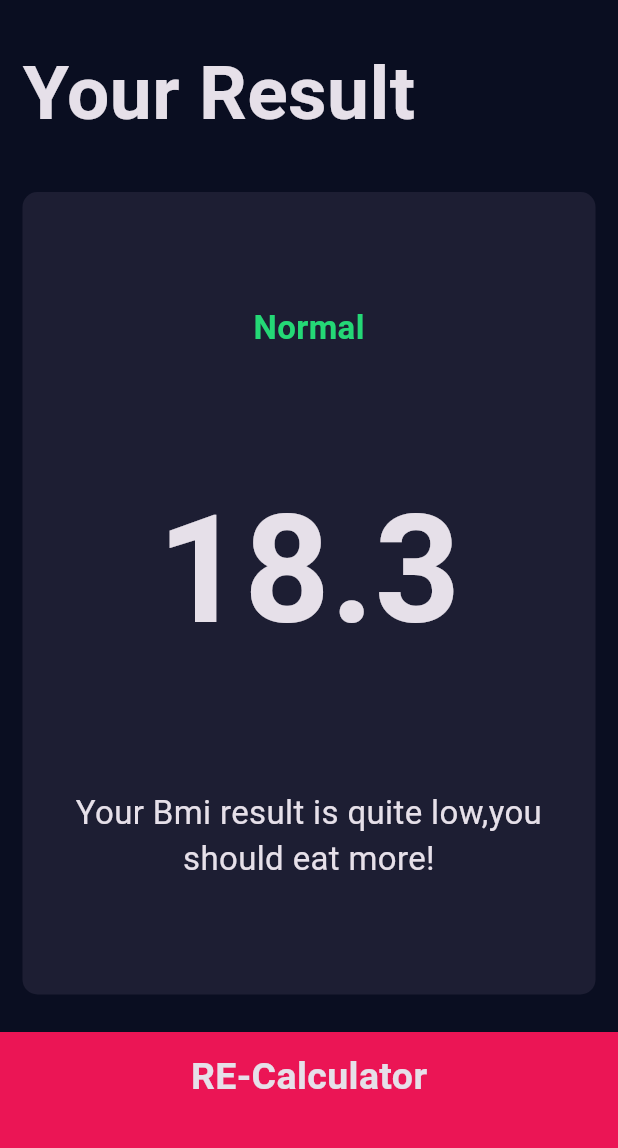
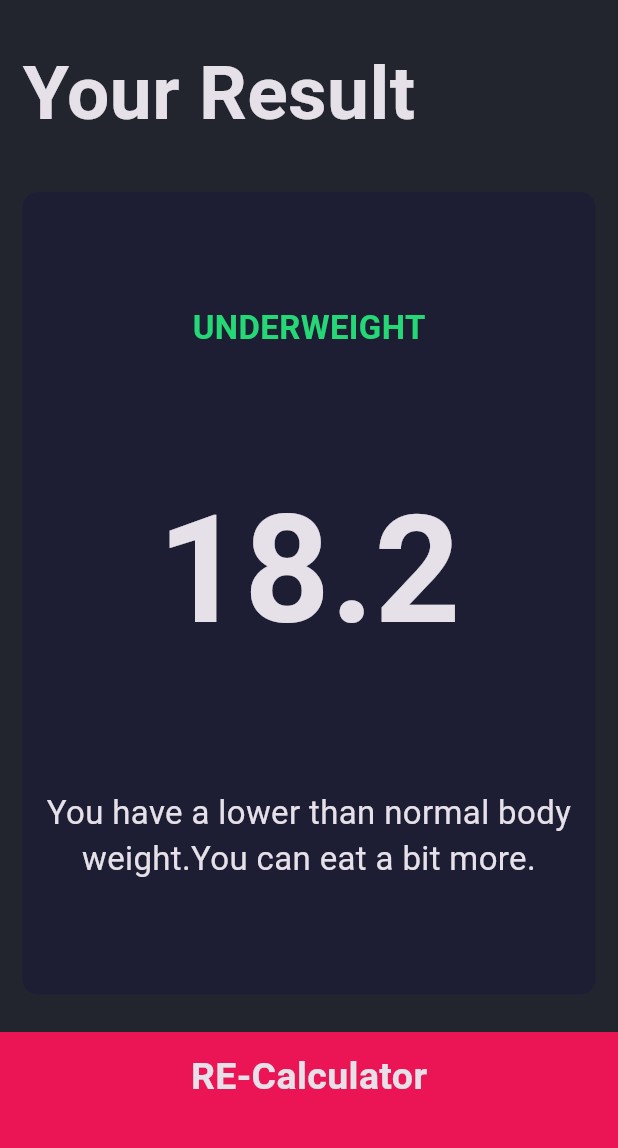
Before and after one commit to Shadislam1/bmi_calculator, a Flutter app: the screen it shows after launch, after a tap on "Calculate", on a phone screen of 412 x 824 dp, the part 84-1232 px from its top. Run offline on Flutter 3.47's test engine with Material 3 defaults, Android fonts, the phone set to English and light mode, and no system bars; our stand-ins replace font_awesome_flutter.

Commit message:
fully complate bmi calculator

```diff
--- /dev/null
+++ b/lib/calculator_brain.dart
@@ -0,0 +1,38 @@
+
+import 'dart:math';
+
+
+class CalculatorBrain{
+    CalculatorBrain({required this.height,required this.weight}):_bmi =0;
+    final int height;
+    final int weight;
+    double _bmi;
+
+    String CalculateBMI(){
+      double _bmi = weight/pow(height/100,2);
+      return _bmi.toStringAsFixed(1);
+    }
+
+    String getResult(){
+      if(_bmi>=25){
+        return 'Overweight';
+      } else if(_bmi>=18.5){
+        return 'Normal';
+      }
+      else{
+        return 'Underweight';
+      }
+    }
+
+    String getInterpretation(){
+
+      if(_bmi>=25){
+        return 'You have a heigher than normal body weight.Try to exercise more.';
+      } else if(_bmi>=18.5){
+        return 'You have a normal body weight. Good job.';
+      }
+      else{
+        return 'You have a lower than normal body weight.You can eat a bit more.';
+      }
+    }
+}
--- a/lib/components/bottom_button.dart
+++ b/lib/components/bottom_button.dart
@@ -22,8 +22,8 @@ BottomButton({ required this.onTap,required this.buttonTitle});
            ),
          ),
        color: kBottomContainerColour,
-       margin: EdgeInsets.only(top: 10.0),
-       padding: EdgeInsets.only(bottom: 20.0),
+       margin: const EdgeInsets.only(top: 10.0),
+       padding: const EdgeInsets.only(bottom: 20.0),
        width: double.infinity,
        height: kBottomContainerHeight,
 
--- a/lib/components/round_icon_button.dart
+++ b/lib/components/round_icon_button.dart
@@ -4,7 +4,7 @@
 import 'package:flutter/material.dart';
 
 class RoundIconButton extends StatelessWidget {
-   RoundIconButton({required this.icon, required this.onPressed});
+   const RoundIconButton({ required this.icon, required this.onPressed});
 
   final  IconData icon;
   final VoidCallback onPressed;
@@ -16,8 +16,8 @@ class RoundIconButton extends StatelessWidget {
       onPressed: onPressed,
       elevation: 0.0,
 
-      fillColor: Color(0xFF4C4F5E),
-      constraints: BoxConstraints.tightFor(
+      fillColor: const Color(0xFF4C4F5E),
+      constraints: const BoxConstraints.tightFor(
         width: 56.0,
         height: 56.0,
       ),
--- a/lib/main.dart
+++ b/lib/main.dart
@@ -2,7 +2,7 @@ import 'package:bmi_calculator/screens/input_page.dart';
 import 'package:flutter/material.dart';
 
 void main() {
-  runApp(  BMICalculator());
+  runApp( const BMICalculator());
 }
 class BMICalculator extends StatelessWidget {
   const BMICalculator({super.key});
@@ -12,13 +12,13 @@ class BMICalculator extends StatelessWidget {
     return MaterialApp(
       theme: ThemeData.dark().copyWith(
 
-        primaryColor: Color(0xFF0A0E21),
-        scaffoldBackgroundColor: Color(0xFF0A0E21),
+        primaryColor: const Color(0xFF0A0E21),
+        scaffoldBackgroundColor: const Color.fromARGB(255, 35, 37, 46),
        // textTheme: TextTheme(
          // bodyLarge: TextStyle(color: Color(0XFFFFFFFF)),
        // ),
       ),
-      home: InputPage(),
+      home: const InputPage(),
       );
   }
 }
--- a/lib/screens/input_page.dart
+++ b/lib/screens/input_page.dart
@@ -7,7 +7,7 @@ import 'package:bmi_calculator/components/reusable_card.dart';
 import 'package:bmi_calculator/components/round_icon_button.dart';
 import 'package:flutter/material.dart';
 import 'package:font_awesome_flutter/font_awesome_flutter.dart';
-
+import 'package:bmi_calculator/calculator_brain.dart';
 
 
   enum Gender{
@@ -46,8 +46,8 @@ int age = 20;
     return Scaffold(
 
       appBar: AppBar(
-      backgroundColor: Color(0xFF0A0E21),
-        title: Center(
+      backgroundColor: const Color(0xFF0A0E21),
+        title: const Center(
           child: Text(
             'BMI Calculator',
 
@@ -103,7 +103,7 @@ int age = 20;
                cardChild:Column(
                 mainAxisAlignment: MainAxisAlignment.center,
                 children: <Widget>[
-                  Text(
+                  const Text(
                     'HEIGHT',
                     style: kLabelTextStyle,
                     ),
@@ -116,7 +116,7 @@ int age = 20;
                           height.toString(),
                           style:kNumberTextStyle
                         ),
-                        Text(
+                        const Text(
                           'cm',
                           style: kLabelTextStyle,
 
@@ -128,15 +128,15 @@ int age = 20;
 
                     SliderTheme(
                       data: SliderTheme.of(context).copyWith(
-                        inactiveTrackColor: Color(0xFF8D8E98),
+                        inactiveTrackColor: const Color(0xFF8D8E98),
                         activeTrackColor: Colors.white,
-                        thumbColor: Color(0xFFEB1555),
-                        overlayColor: Color(0x29EB1555),
+                        thumbColor: const Color(0xFFEB1555),
+                        overlayColor: const Color(0x29EB1555),
                         thumbShape:
-                          RoundSliderThumbShape(enabledThumbRadius: 15.0),
+                          const RoundSliderThumbShape(enabledThumbRadius: 15.0),
 
                        overlayShape:
-                          RoundSliderOverlayShape(
+                          const RoundSliderOverlayShape(
                           overlayRadius: 20.0,
                         ),
                       ),
@@ -144,7 +144,7 @@ int age = 20;
                         value:height.toDouble(),
                         min: 120.0,
                         max: 220.0,
-                        inactiveColor: Color(0xFF8D8E98),
+                        inactiveColor: const Color(0xFF8D8E98),
                         onChanged: (double newValue) {
                           setState(() {
                              height = newValue.round();
@@ -169,7 +169,7 @@ int age = 20;
                   cardChild: Column(
                     mainAxisAlignment: MainAxisAlignment.center,
                     children: <Widget>[
-                      Text(
+                      const Text(
                         'Widget',
                         style: kLabelTextStyle,
                         ),
@@ -191,7 +191,7 @@ int age = 20;
                               });
                             },
                             ),
-                            SizedBox(width: 10,),
+                            const SizedBox(width: 10,),
 
                          RoundIconButton(
                             icon: FontAwesomeIcons.plus,
@@ -218,7 +218,7 @@ int age = 20;
 
                       crossAxisAlignment: CrossAxisAlignment.center,
                       children: <Widget>[
-                        Text(
+                        const Text(
                           'Age',
                           style: kLabelTextStyle,
                         ),
@@ -238,7 +238,7 @@ int age = 20;
                               });
                             }
                             ),
-                            SizedBox(width: 10),
+                            const SizedBox(width: 10),
                              RoundIconButton(icon: FontAwesomeIcons.plus,
                             onPressed: (){
                               setState(() {
@@ -264,13 +264,20 @@ int age = 20;
              BottomButton(
               buttonTitle: 'Calculate',
               onTap:() {
+                CalculatorBrain cale = CalculatorBrain(height: height, weight: weight);
        //navigate on page to another page
         Navigator.push(
       context, MaterialPageRoute(
-       builder: (context) => ResultsPage()),
+       builder: (context) => ResultsPage(
+        bmiResult:cale.CalculateBMI(),
+        resultText: cale.getResult(),
+        interpretation: cale.getInterpretation(),
+       )
+
+       ),
     );
   },
-             ),
+  ),
 
 
         ],
--- a/lib/screens/results_page.dart
+++ b/lib/screens/results_page.dart
@@ -5,13 +5,16 @@ import 'package:bmi_calculator/components/reusable_card.dart';
 import 'package:flutter/material.dart';
 
 class ResultsPage extends StatelessWidget {
-  const ResultsPage({super.key});
+  ResultsPage({required this.interpretation,required this.bmiResult,required this.resultText});
 
+  final String bmiResult;
+  final String resultText;
+  final String  interpretation;
   @override
   Widget build(BuildContext context) {
     return  Scaffold(
       appBar: AppBar(
-        title: Center(
+        title: const Center(
           child: Text('BMI Calculator'),
           ),
       ),
@@ -21,9 +24,9 @@ class ResultsPage extends StatelessWidget {
         children: <Widget>[
           Expanded(
             child: Container(
-              padding: EdgeInsets.all(15.0),
+              padding: const EdgeInsets.all(15.0),
               alignment: Alignment.bottomLeft,
-              child: Text(
+              child: const Text(
                 'Your Result',
                 style: kTitleTextStyle,
                 ),
@@ -39,15 +42,15 @@ class ResultsPage extends StatelessWidget {
                 crossAxisAlignment: CrossAxisAlignment.center,
                 children:<Widget> [
                   Text(
-                    'Normal',
+                    resultText.toUpperCase(),
                     style: kResultTextStyle,
                     ),
                     Text(
-                      '18.3',
+                      bmiResult,
                       style: kBMITextStyle,
                     ),
                     Text(
-                      'Your Bmi result is quite low,you should eat more!',
+                      interpretation,
                       textAlign: TextAlign.center,
                       style: kBodyTextStyle,
                       ),
```
